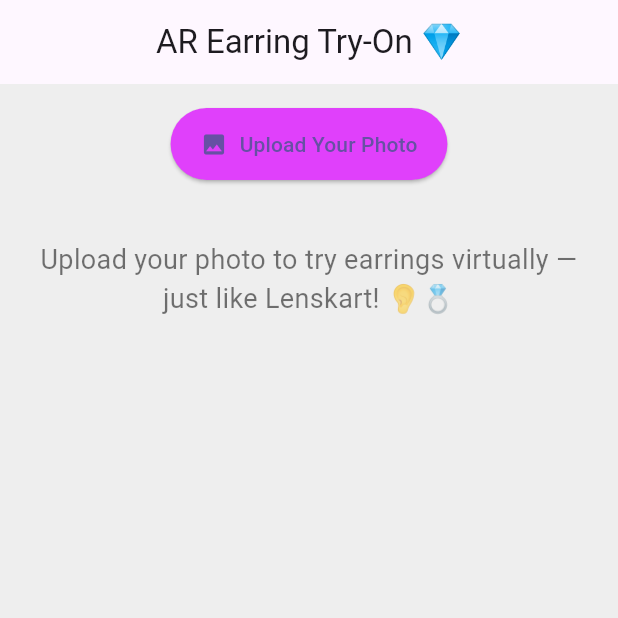
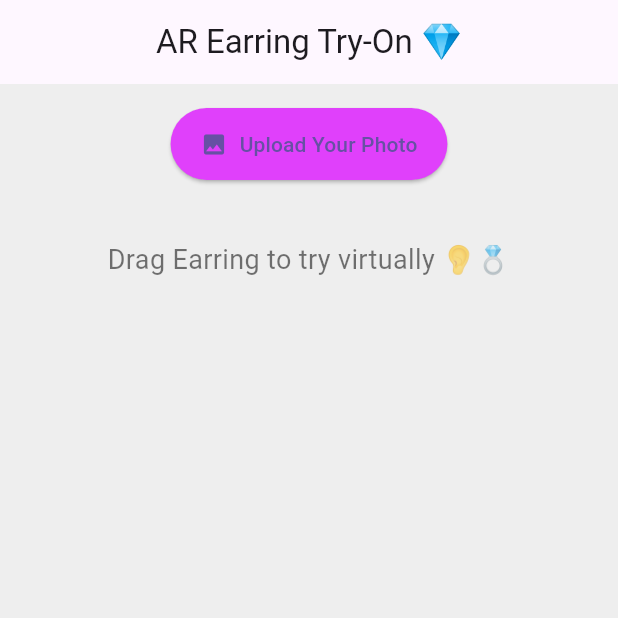
Before and after one commit to rony-boay/araugmented, a Flutter app: the screen it shows after launch, on a phone screen of 412 x 824 dp, the top half of it. Run offline on Flutter 3.47's test engine with Material 3 defaults, Android fonts, the phone set to English and light mode, and no system bars; missing offline and left inert: dart:html.

Commit message:
drag earring

```diff
--- a/lib/main.dart
+++ b/lib/main.dart
@@ -75,7 +75,7 @@ class _TryOnScreenState extends State<TryOnScreen> {
               const Padding(
                 padding: EdgeInsets.all(24.0),
                 child: Text(
-                  "Upload your photo to try earrings virtually — just like Lenskart! 👂💍",
+                  "Drag Earring to try virtually 👂💍",
                   textAlign: TextAlign.center,
                   style: TextStyle(fontSize: 18, color: Colors.black54),
                 ),
```
